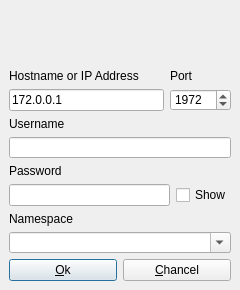
This is QtCacheUi/cacheconnectiondialog.ui in entwickler42/QtCache as Qt 5 draws it before an edit. The edited form follows.
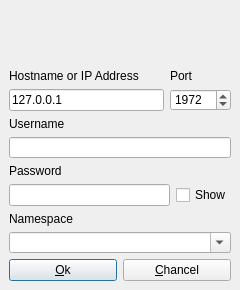
This is the edited form. Icons and pictures are not drawn.

The edit to the form file:
```diff
--- a/QtCacheUi/cacheconnectiondialog.ui
+++ b/QtCacheUi/cacheconnectiondialog.ui
@@ -96,7 +96,7 @@
           <item>
            <widget class="QLineEdit" name="address">
             <property name="text">
-             <string>172.0.0.1</string>
+             <string>127.0.0.1</string>
             </property>
            </widget>
           </item>
```
